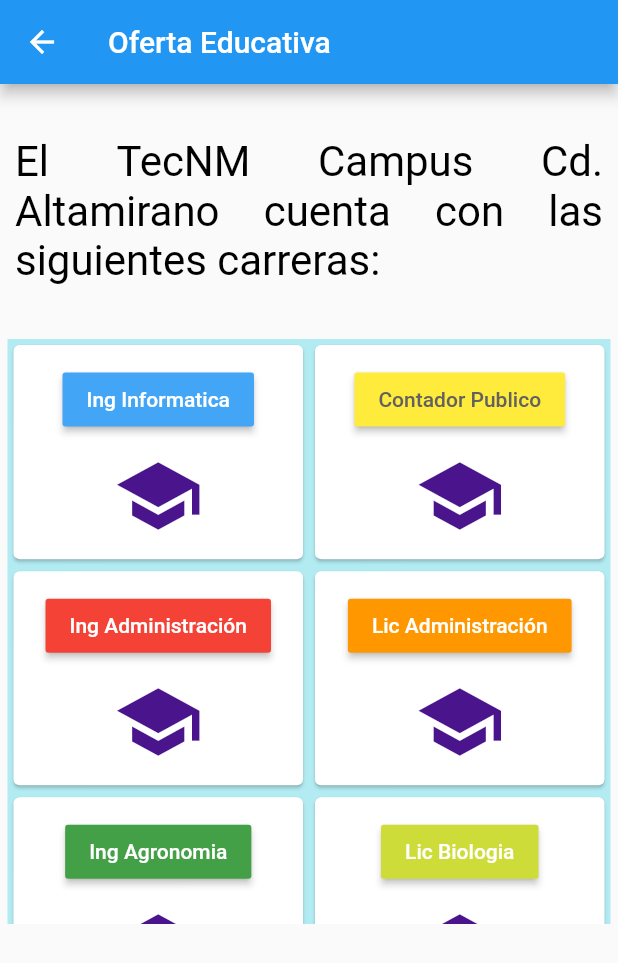
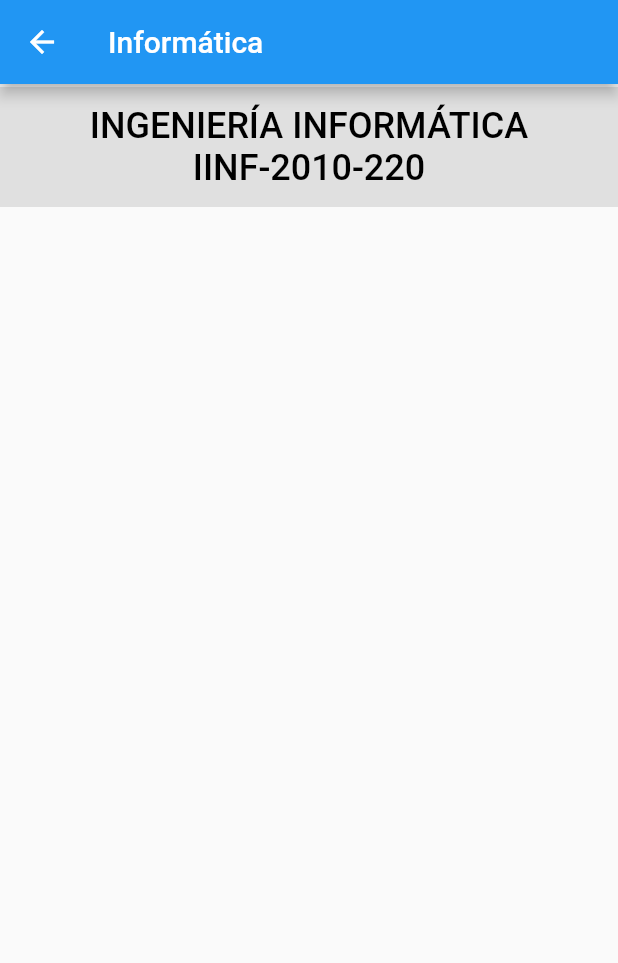
Before and after one commit to Jeryn61297/proyecto_itca, a Flutter app: the CarrerasPage screen opened directly, after a tap on "Ing Informatica", on a phone screen of 412 x 824 dp. Shown: the top 963 px of the screen. Run offline on Flutter 3.47's test engine with Material 2 defaults, Android fonts, the phone set to English and light mode, and no system bars.

Commit message:
new page informatica

```diff
--- a/lib/src/pag/fold_carreras/carreras.dart
+++ b/lib/src/pag/fold_carreras/carreras.dart
@@ -1,4 +1,5 @@
 import 'package:flutter/material.dart';
+import 'package:proyecto_itca/src/pag/fold_carreras/informatica.dart';
 
 class CarrerasPage extends StatelessWidget {
   @override
@@ -13,7 +14,7 @@ class CarrerasPage extends StatelessWidget {
             child: Column(
               children: <Widget>[
                 _TituloPage(),
-                _Botones(),
+                _Botones(context),
               ],
             ),
           )
@@ -29,7 +30,7 @@ Widget _TituloPage() {
     child: Container(
         alignment: Alignment.center,
         width: double.infinity,
-        height: 170,
+        height: 150,
         //color: Colors.grey[400],
         child: Text(
           'El TecNM Campus Cd. Altamirano cuenta con las siguientes carreras:',
@@ -40,7 +41,7 @@ Widget _TituloPage() {
   );
 }
 
-Widget _Botones() {
+Widget _Botones(context) {
   return Padding(
     padding: EdgeInsets.symmetric(horizontal: 5),
     child: Container(
@@ -56,7 +57,13 @@ Widget _Botones() {
                 child: Text(
                   'Ing Informatica',
                 ),
-                onPressed: () {},
+                onPressed: () {
+                  Navigator.push(
+                      context,
+                      MaterialPageRoute(
+                          builder: (BuildContext context) =>
+                              InformaticaPage()));
+                },
                 color: Colors.blue[400],
                 textColor: Colors.white,
               ),
--- /dev/null
+++ b/lib/src/pag/fold_carreras/informatica.dart
@@ -0,0 +1,41 @@
+import 'package:flutter/material.dart';
+
+class InformaticaPage extends StatelessWidget {
+  static final String routeName = 'informatica';
+
+  @override
+  Widget build(BuildContext context) {
+    return Scaffold(
+      appBar: AppBar(
+        title: Text('Informática'),
+      ),
+      body: Stack(
+        children: <Widget>[
+          SingleChildScrollView(
+            child: Column(
+              children: <Widget>[
+                SizedBox(height: 2),
+                _TituloPage(),
+              ],
+            ),
+          )
+        ],
+      ),
+    );
+  }
+}
+
+Widget _TituloPage() {
+  return Container(
+    alignment: Alignment.center,
+    width: double.infinity,
+    height: 80,
+    color: Colors.grey[300],
+    child: Text(
+      'INGENIERÍA INFORMÁTICA\nIINF-2010-220',
+      style: TextStyle(
+          color: Colors.black, fontSize: 24, fontWeight: FontWeight.w500),
+      textAlign: TextAlign.center,
+    ),
+  );
+}
```
Also changed, not shown: lib/src/pag/fold_oficinas.dart/oficinas.dart (+10 -4 lines), lib/src/pag/fold_oficinas.dart/sistemas.dart (added, +37 -0 lines).
